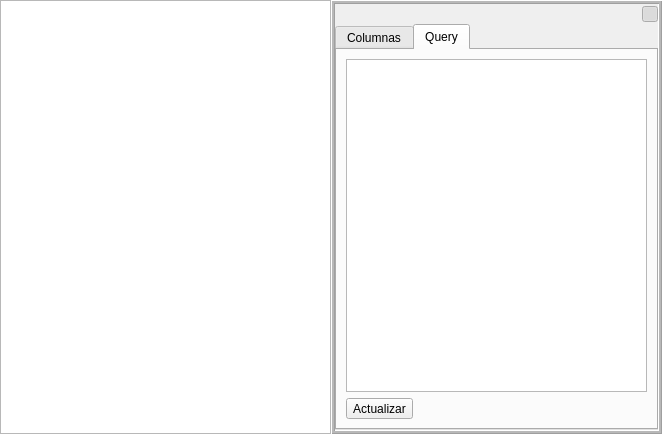
First picture: the form in bulmages/bulmalib/subform3base.ui, repository eboladev/Bulmages-1, before the edit.
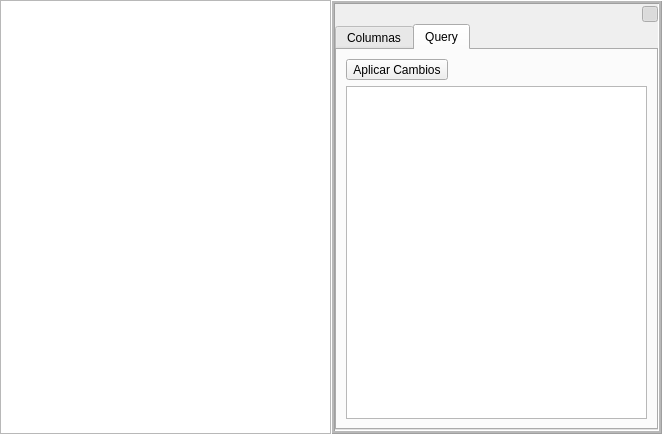
Second picture: the form after the edit. The open tabs and pages were chosen to show the change. Icons and pictures are not drawn. Custom widgets are drawn as their Qt base class.

Commit message: cambios en los subformularios

Patch:
```diff
--- a/bulmages/bulmalib/subform3base.ui
+++ b/bulmages/bulmalib/subform3base.ui
@@ -52,7 +52,7 @@
          <number>0</number>
         </property>
         <property name="spacing" >
-         <number>6</number>
+         <number>0</number>
         </property>
         <item>
          <spacer>
@@ -154,20 +154,49 @@
           <property name="spacing" >
            <number>6</number>
           </property>
+          <item>
+           <widget class="QToolButton" name="mui_confquery" >
+            <property name="text" >
+             <string>Aplicar Cambios</string>
+            </property>
+            <property name="icon" >
+             <iconset resource="../bulmages-recursos-graficos.qrc" >:/Genericos32x32/images/pendientes/i_reload.png</iconset>
+            </property>
+            <property name="toolButtonStyle" >
+             <enum>Qt::ToolButtonTextBesideIcon</enum>
+            </property>
+           </widget>
+          </item>
           <item>
            <widget class="QTextEdit" name="mui_query" >
+            <property name="font" >
+             <font>
+              <family>Sans Serif</family>
+              <pointsize>12</pointsize>
+              <weight>50</weight>
+              <italic>false</italic>
+              <bold>false</bold>
+              <underline>false</underline>
+              <strikeout>false</strikeout>
+             </font>
+            </property>
+            <property name="cursor" >
+             <cursor>4</cursor>
+            </property>
+            <property name="contextMenuPolicy" >
+             <enum>Qt::NoContextMenu</enum>
+            </property>
+            <property name="acceptDrops" >
+             <bool>false</bool>
+            </property>
             <property name="autoFormatting" >
              <set>QTextEdit::AutoAll</set>
             </property>
             <property name="readOnly" >
              <bool>false</bool>
             </property>
-           </widget>
-          </item>
-          <item>
-           <widget class="QToolButton" name="mui_confquery" >
-            <property name="text" >
-             <string>Actualizar</string>
+            <property name="acceptRichText" >
+             <bool>false</bool>
             </property>
            </widget>
           </item>
```
Left out of the diff: 26 changed lines with no effect on the pictures. The commit also changes 38 other files.
